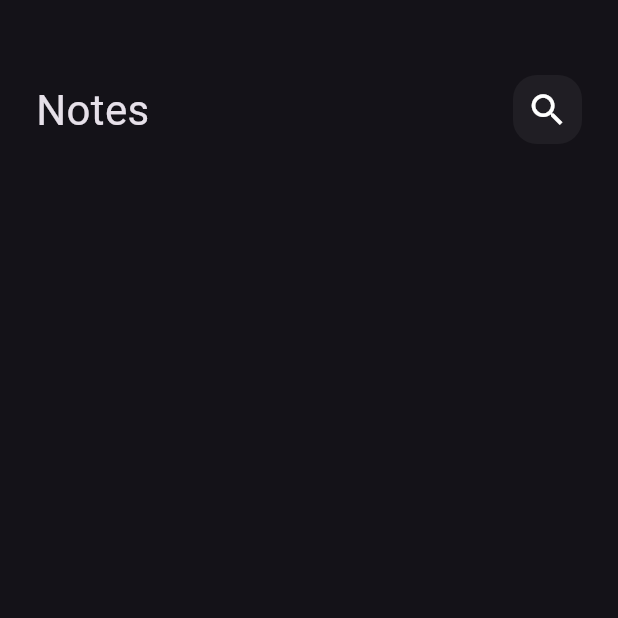
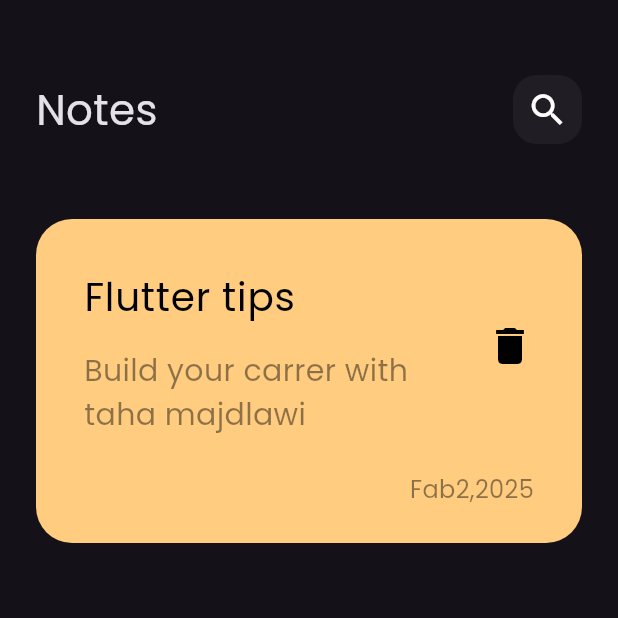
Before and after one commit to taha-majdlawi/note_app, a Flutter app: the screen it shows after launch, on a phone screen of 412 x 824 dp, the top half of it. Run offline on Flutter 3.47's test engine with Material 3 defaults, Android fonts, the phone set to English and light mode, and no system bars.

Commit message:
create custome note item

```diff
--- a/lib/main.dart
+++ b/lib/main.dart
@@ -12,9 +12,10 @@ class NotesApp extends StatelessWidget {
   Widget build(BuildContext context) {
     return MaterialApp(
       theme: ThemeData(
+        fontFamily: 'Poppins',
         brightness: Brightness.dark,
       ),
-      home:const NotesView(),
+      home: const NotesView(),
     );
   }
 }
--- /dev/null
+++ b/lib/widgets/custome_note_item.dart
@@ -0,0 +1,54 @@
+
+import 'package:flutter/material.dart';
+
+class NoteItem extends StatelessWidget {
+  const NoteItem({super.key});
+
+  @override
+  Widget build(BuildContext context) {
+    return Container(
+      padding: EdgeInsets.only(top: 24, bottom: 24, left: 16),
+      decoration: BoxDecoration(
+        color: const Color(0xffFFCC80),
+        borderRadius: BorderRadius.circular(24),
+      ),
+      child: Column(
+        crossAxisAlignment: CrossAxisAlignment.end,
+        children: [
+          ListTile(
+            title: const Text(
+              'Flutter tips',
+              style: TextStyle(color: Colors.black, fontSize: 26),
+            ),
+            subtitle: Padding(
+              padding: const EdgeInsets.only(top: 16.0, bottom: 16),
+              child: const Text(
+                'Build your carrer with taha majdlawi',
+                style: TextStyle(
+                  color: Colors.black45,
+                  fontSize: 20,
+                ),
+              ),
+            ),
+            trailing: IconButton(
+                autofocus: true,
+                padding: EdgeInsets.only(bottom: 24),
+                onPressed: () {},
+                icon: Icon(
+                  Icons.delete,
+                  size: 32,
+                  color: Colors.black,
+                )),
+          ),
+          Padding(
+            padding: const EdgeInsets.only(right: 32.0),
+            child: Text(
+              'Fab2,2025',
+              style: TextStyle(color: Colors.black45, fontSize: 16),
+            ),
+          )
+        ],
+      ),
+    );
+  }
+}
--- a/lib/widgets/notes_view_body_widget.dart
+++ b/lib/widgets/notes_view_body_widget.dart
@@ -1,5 +1,6 @@
 import 'package:flutter/material.dart';
 import 'package:note_app/widgets/custom_app_bar.dart';
+import 'package:note_app/widgets/custome_note_item.dart';
 
 class NotesViewBody extends StatelessWidget {
   const NotesViewBody({super.key});
@@ -14,6 +15,10 @@ class NotesViewBody extends StatelessWidget {
             height: 50,
           ),
           CostumAppBar(),
+          SizedBox(
+            height: 50,
+          ),
+          NoteItem(),
         ],
       ),
     );
```
Also changed, not shown: pubspec.yaml (+7 -12 lines), assests/fonts/Poppins-Regular.ttf (added).
